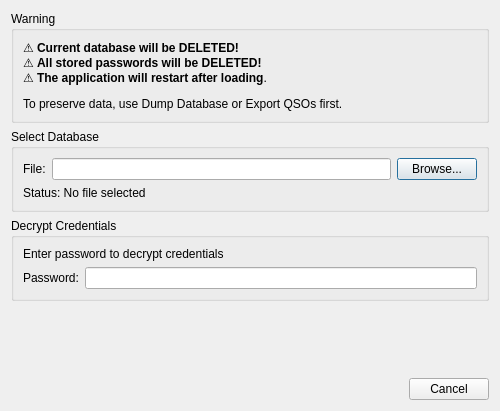
Qt form ui/LoadDatabaseDialog.ui (dawkagaming/QLog) before a commit.
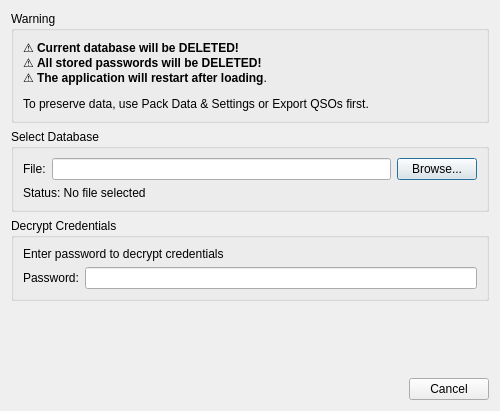
The same form after that commit.

Commit message: ImportDB: Fixed dialog text

```diff
--- a/ui/LoadDatabaseDialog.ui
+++ b/ui/LoadDatabaseDialog.ui
@@ -26,7 +26,7 @@
       <item>
        <widget class="QLabel" name="warningLabel">
         <property name="text">
-         <string>⚠ &lt;b&gt;Current database will be DELETED!&lt;/b&gt;&lt;br&gt;⚠ &lt;b&gt;All stored passwords will be DELETED!&lt;/b&gt;&lt;br&gt;⚠ &lt;b&gt;The application will restart after loading&lt;/b&gt;.&lt;p&gt;To preserve data, use Dump Database or Export QSOs first.&lt;/p&gt;</string>
+         <string>&lt;html&gt;&lt;head/&gt;&lt;body&gt;&lt;p&gt;⚠ &lt;span style=&quot; font-weight:700;&quot;&gt;Current database will be DELETED!&lt;/span&gt;&lt;br/&gt;⚠ &lt;span style=&quot; font-weight:700;&quot;&gt;All stored passwords will be DELETED!&lt;/span&gt;&lt;br/&gt;⚠ &lt;span style=&quot; font-weight:700;&quot;&gt;The application will restart after loading&lt;/span&gt;.&lt;/p&gt;&lt;p&gt;To preserve data, use Pack Data &amp;amp; Settings or Export QSOs first.&lt;/p&gt;&lt;/body&gt;&lt;/html&gt;</string>
         </property>
        </widget>
       </item>
```
